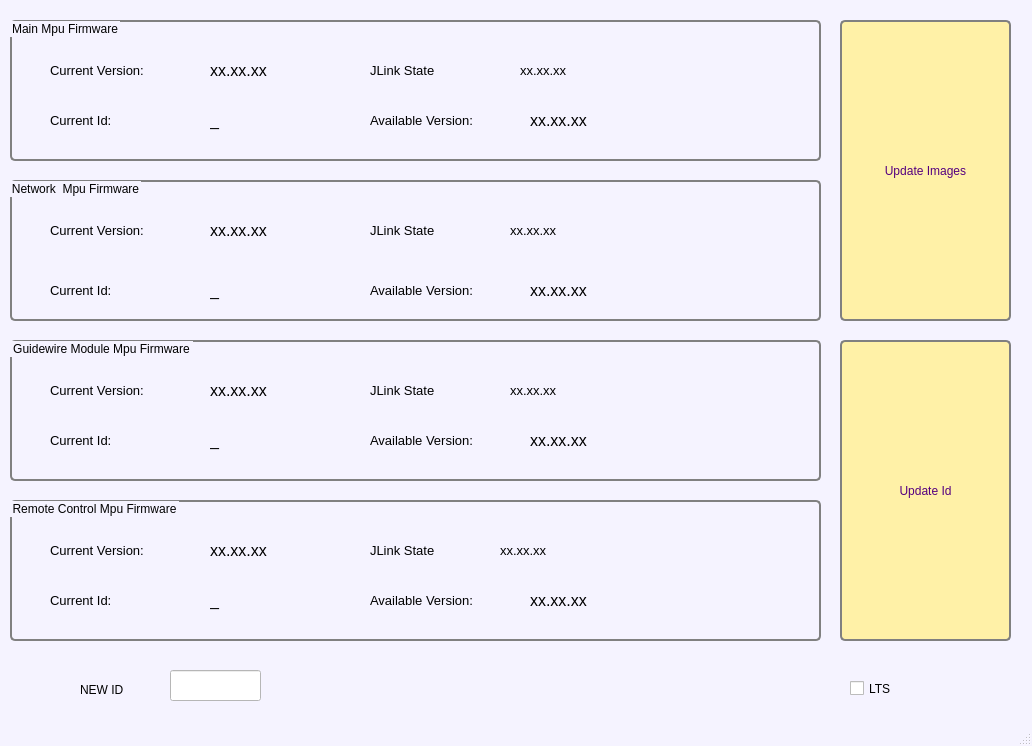
Above: gui/loader_win.ui from WitnessGitHub/python-liberty-loader before the change. Below: the same form after it.
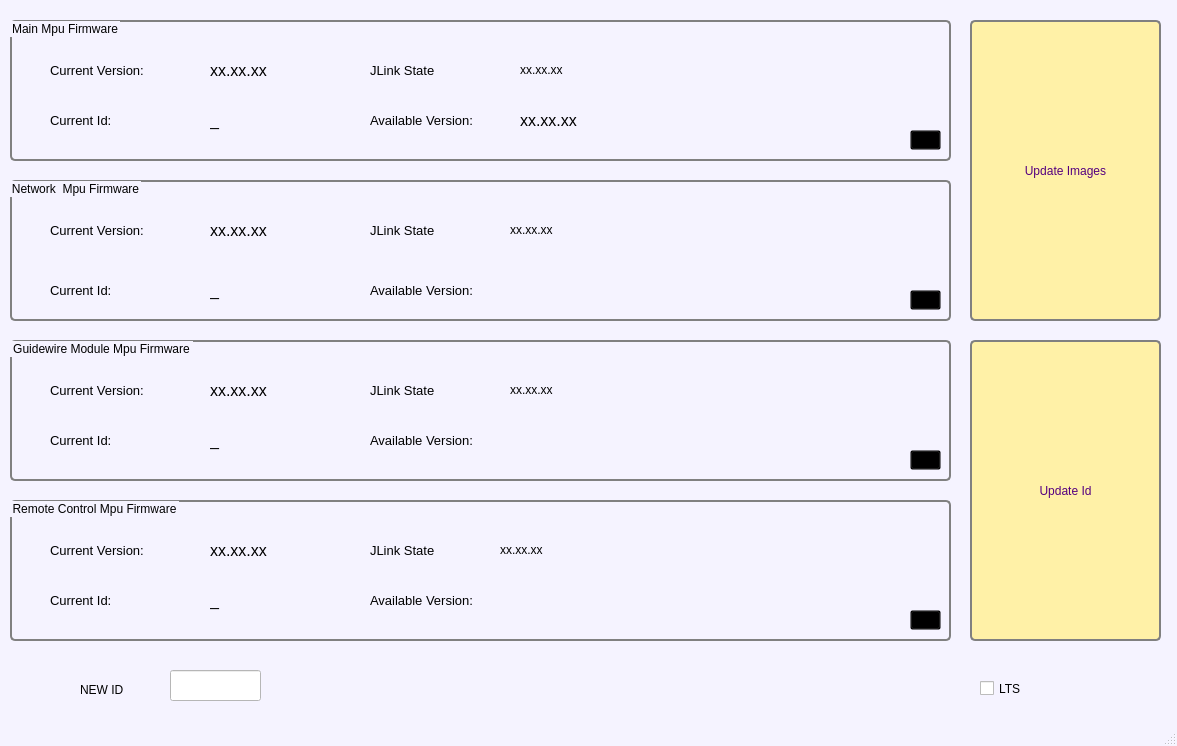
That is the form after the change.

Commit message: Config class was made. SN's can be updated

```diff
--- a/gui/loader_win.ui
+++ b/gui/loader_win.ui
@@ -6,7 +6,7 @@
    <rect>
     <x>0</x>
     <y>0</y>
-    <width>1032</width>
+    <width>1177</width>
     <height>746</height>
    </rect>
   </property>
@@ -434,7 +434,7 @@
      <rect>
       <x>10</x>
       <y>180</y>
-      <width>811</width>
+      <width>941</width>
       <height>141</height>
      </rect>
     </property>
@@ -921,7 +921,7 @@
       <rect>
        <x>500</x>
        <y>40</y>
-       <width>291</width>
+       <width>421</width>
        <height>20</height>
       </rect>
      </property>
@@ -1342,7 +1342,7 @@
      </property>
      <property name="font">
       <font>
-       <pointsize>10</pointsize>
+       <pointsize>9</pointsize>
       </font>
      </property>
      <property name="text">
@@ -1373,27 +1373,6 @@
       <bool>true</bool>
      </property>
     </widget>
-    <widget class="QLabel" name="varAvailableVersionNbrNw">
-     <property name="geometry">
-      <rect>
-       <x>520</x>
-       <y>100</y>
-       <width>271</width>
-       <height>20</height>
-      </rect>
-     </property>
-     <property name="font">
-      <font>
-       <pointsize>12</pointsize>
-      </font>
-     </property>
-     <property name="text">
-      <string>xx.xx.xx</string>
-     </property>
-     <property name="scaledContents">
-      <bool>true</bool>
-     </property>
-    </widget>
     <widget class="QLabel" name="labelAvailableVersionNw">
      <property name="geometry">
       <rect>
@@ -1457,6 +1436,33 @@
       <bool>true</bool>
      </property>
     </widget>
+    <widget class="QToolButton" name="toolButtonCnfgNetw">
+     <property name="geometry">
+      <rect>
+       <x>900</x>
+       <y>110</y>
+       <width>31</width>
+       <height>20</height>
+      </rect>
+     </property>
+     <property name="styleSheet">
+      <string notr="true">QToolButton{
+	color:rgb(#f5f377);
+	background-color:transparent;
+}
+QToolButton:hover{
+	background-color:transparent;
+	font: 75 12pt &quot;MS Shell Dlg 2&quot;;
+}
+QToolButton:pressed{
+	background-color:rgb(#f5f366);
+	font: 75 14pt &quot;MS Shell Dlg 2&quot;;
+}</string>
+     </property>
+     <property name="text">
+      <string>...</string>
+     </property>
+    </widget>
    </widget>
    <widget class="QLabel" name="labelNewId">
     <property name="geometry">
@@ -1500,7 +1506,7 @@
      <rect>
       <x>10</x>
       <y>340</y>
-      <width>811</width>
+      <width>941</width>
       <height>141</height>
      </rect>
     </property>
@@ -1572,7 +1578,7 @@
       <rect>
        <x>500</x>
        <y>40</y>
-       <width>291</width>
+       <width>421</width>
        <height>20</height>
       </rect>
      </property>
@@ -1993,7 +1999,7 @@
      </property>
      <property name="font">
       <font>
-       <pointsize>10</pointsize>
+       <pointsize>9</pointsize>
       </font>
      </property>
      <property name="text">
@@ -2024,27 +2030,6 @@
       <bool>true</bool>
      </property>
     </widget>
-    <widget class="QLabel" name="varAvailableVersionNbrGw">
-     <property name="geometry">
-      <rect>
-       <x>520</x>
-       <y>90</y>
-       <width>271</width>
-       <height>20</height>
-      </rect>
-     </property>
-     <property name="font">
-      <font>
-       <pointsize>12</pointsize>
-      </font>
-     </property>
-     <property name="text">
-      <string>xx.xx.xx</string>
-     </property>
-     <property name="scaledContents">
-      <bool>true</bool>
-     </property>
-    </widget>
     <widget class="QLabel" name="labelAvailableVersionGw">
      <property name="geometry">
       <rect>
@@ -2108,13 +2093,40 @@
       <bool>true</bool>
      </property>
     </widget>
+    <widget class="QToolButton" name="toolButtonCnfgMGw">
+     <property name="geometry">
+      <rect>
+       <x>900</x>
+       <y>110</y>
+       <width>31</width>
+       <height>20</height>
+      </rect>
+     </property>
+     <property name="styleSheet">
+      <string notr="true">QToolButton{
+	color:rgb(#f5f377);
+	background-color:transparent;
+}
+QToolButton:hover{
+	background-color:transparent;
+	font: 75 12pt &quot;MS Shell Dlg 2&quot;;
+}
+QToolButton:pressed{
+	background-color:rgb(#f5f366);
+	font: 75 14pt &quot;MS Shell Dlg 2&quot;;
+}</string>
+     </property>
+     <property name="text">
+      <string>...</string>
+     </property>
+    </widget>
    </widget>
    <widget class="QGroupBox" name="groupBoxMain">
     <property name="geometry">
      <rect>
       <x>10</x>
       <y>20</y>
-      <width>811</width>
+      <width>941</width>
       <height>141</height>
      </rect>
     </property>
@@ -2601,7 +2613,7 @@
       <rect>
        <x>510</x>
        <y>40</y>
-       <width>281</width>
+       <width>411</width>
        <height>20</height>
       </rect>
      </property>
@@ -3022,7 +3034,7 @@
      </property>
      <property name="font">
       <font>
-       <pointsize>10</pointsize>
+       <pointsize>9</pointsize>
       </font>
      </property>
      <property name="text">
@@ -3056,9 +3068,9 @@
     <widget class="QLabel" name="varAvailableVersionNbrMp">
      <property name="geometry">
       <rect>
-       <x>520</x>
+       <x>510</x>
        <y>90</y>
-       <width>271</width>
+       <width>361</width>
        <height>20</height>
       </rect>
      </property>
@@ -3137,13 +3149,103 @@
       <bool>true</bool>
      </property>
     </widget>
+    <widget class="QLabel" name="varAvailableVersionNbrRem">
+     <property name="geometry">
+      <rect>
+       <x>510</x>
+       <y>570</y>
+       <width>341</width>
+       <height>20</height>
+      </rect>
+     </property>
+     <property name="font">
+      <font>
+       <pointsize>12</pointsize>
+      </font>
+     </property>
+     <property name="text">
+      <string>xx.xx.xx</string>
+     </property>
+     <property name="scaledContents">
+      <bool>true</bool>
+     </property>
+    </widget>
+    <widget class="QLabel" name="varAvailableVersionNbrNw">
+     <property name="geometry">
+      <rect>
+       <x>510</x>
+       <y>260</y>
+       <width>361</width>
+       <height>20</height>
+      </rect>
+     </property>
+     <property name="font">
+      <font>
+       <pointsize>12</pointsize>
+      </font>
+     </property>
+     <property name="text">
+      <string>xx.xx.xx</string>
+     </property>
+     <property name="scaledContents">
+      <bool>true</bool>
+     </property>
+    </widget>
+    <widget class="QLabel" name="varAvailableVersionNbrGw">
+     <property name="geometry">
+      <rect>
+       <x>510</x>
+       <y>410</y>
+       <width>341</width>
+       <height>20</height>
+      </rect>
+     </property>
+     <property name="font">
+      <font>
+       <pointsize>12</pointsize>
+      </font>
+     </property>
+     <property name="text">
+      <string>xx.xx.xx</string>
+     </property>
+     <property name="scaledContents">
+      <bool>true</bool>
+     </property>
+    </widget>
+    <widget class="QToolButton" name="toolButtonCnfgMain">
+     <property name="geometry">
+      <rect>
+       <x>900</x>
+       <y>110</y>
+       <width>31</width>
+       <height>20</height>
+      </rect>
+     </property>
+     <property name="styleSheet">
+      <string notr="true">QToolButton{
+	color:rgb(#f5f377);
+	background-color:transparent;
+}
+QToolButton:hover{
+	background-color:transparent;
+	font: 75 12pt &quot;MS Shell Dlg 2&quot;;
+}
+QToolButton:pressed{
+	background-color:rgb(#f5f366);
+	font: 75 14pt &quot;MS Shell Dlg 2&quot;;
+}</string>
+     </property>
+     <property name="text">
+      <string>...</string>
+     </property>
+    </widget>
    </widget>
    <widget class="QGroupBox" name="groupBoxRemote">
     <property name="geometry">
      <rect>
       <x>10</x>
       <y>500</y>
-      <width>811</width>
+      <width>941</width>
       <height>141</height>
      </rect>
     </property>
@@ -3215,7 +3317,7 @@
       <rect>
        <x>490</x>
        <y>40</y>
-       <width>301</width>
+       <width>431</width>
        <height>20</height>
       </rect>
      </property>
@@ -3636,7 +3738,7 @@
      </property>
      <property name="font">
       <font>
-       <pointsize>10</pointsize>
+       <pointsize>9</pointsize>
       </font>
      </property>
      <property name="text">
@@ -3667,27 +3769,6 @@
       <bool>true</bool>
      </property>
     </widget>
-    <widget class="QLabel" name="varAvailableVersionNbrRem">
-     <property name="geometry">
-      <rect>
-       <x>520</x>
-       <y>90</y>
-       <width>271</width>
-       <height>20</height>
-      </rect>
-     </property>
-     <property name="font">
-      <font>
-       <pointsize>12</pointsize>
-      </font>
-     </property>
-     <property name="text">
-      <string>xx.xx.xx</string>
-     </property>
-     <property name="scaledContents">
-      <bool>true</bool>
-     </property>
-    </widget>
     <widget class="QLabel" name="labelAvailableVersionRem">
      <property name="geometry">
       <rect>
@@ -3751,13 +3832,40 @@
       <bool>true</bool>
      </property>
     </widget>
+    <widget class="QToolButton" name="toolButtonCnfgRem">
+     <property name="geometry">
+      <rect>
+       <x>900</x>
+       <y>110</y>
+       <width>31</width>
+       <height>20</height>
+      </rect>
+     </property>
+     <property name="styleSheet">
+      <string notr="true">QToolButton{
+	color:rgb(#f5f377);
+	background-color:transparent;
+}
+QToolButton:hover{
+	background-color:transparent;
+	font: 75 12pt &quot;MS Shell Dlg 2&quot;;
+}
+QToolButton:pressed{
+	background-color:rgb(#f5f366);
+	font: 75 14pt &quot;MS Shell Dlg 2&quot;;
+}</string>
+     </property>
+     <property name="text">
+      <string>...</string>
+     </property>
+    </widget>
    </widget>
    <widget class="QPushButton" name="pushButtonUpdateId">
     <property name="geometry">
      <rect>
-      <x>840</x>
+      <x>970</x>
       <y>340</y>
-      <width>171</width>
+      <width>191</width>
       <height>301</height>
      </rect>
     </property>
@@ -3786,9 +3894,9 @@
    <widget class="QPushButton" name="pushButtonUpdateImages">
     <property name="geometry">
      <rect>
-      <x>840</x>
+      <x>970</x>
       <y>20</y>
-      <width>171</width>
+      <width>191</width>
       <height>301</height>
      </rect>
     </property>
@@ -3817,7 +3925,7 @@
    <widget class="QCheckBox" name="checkBox">
     <property name="geometry">
      <rect>
-      <x>850</x>
+      <x>980</x>
       <y>680</y>
       <width>61</width>
       <height>17</height>
```
Left out of the diff: 6 changed lines with no effect on the pictures. The commit also changes 5 other files.
